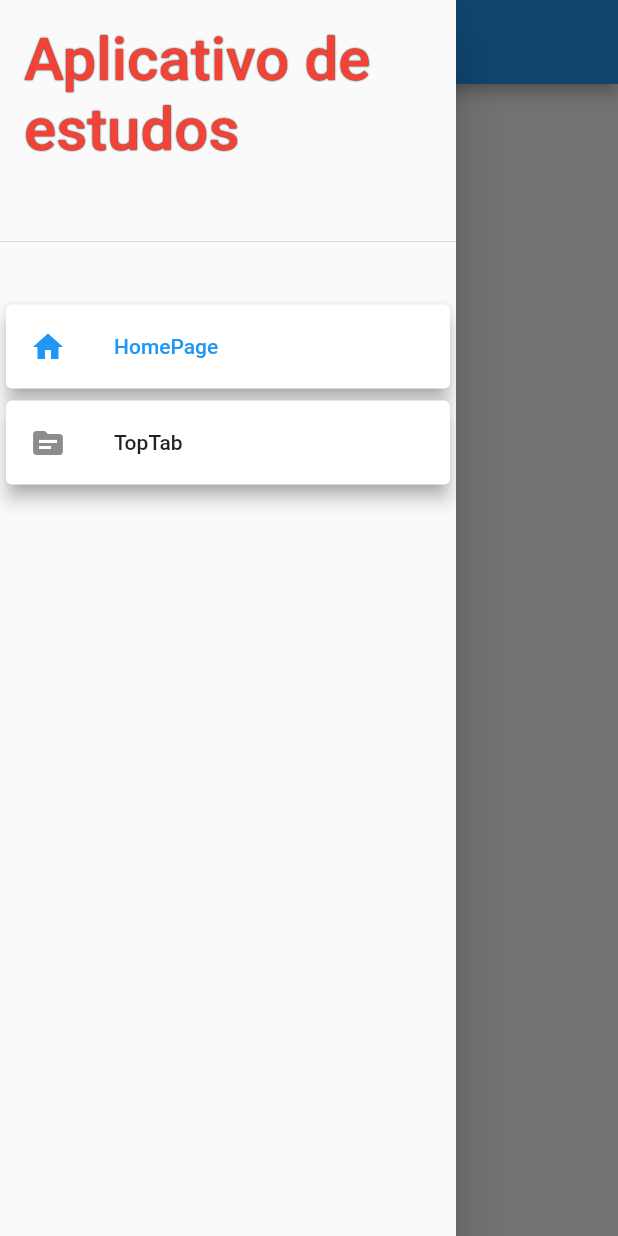
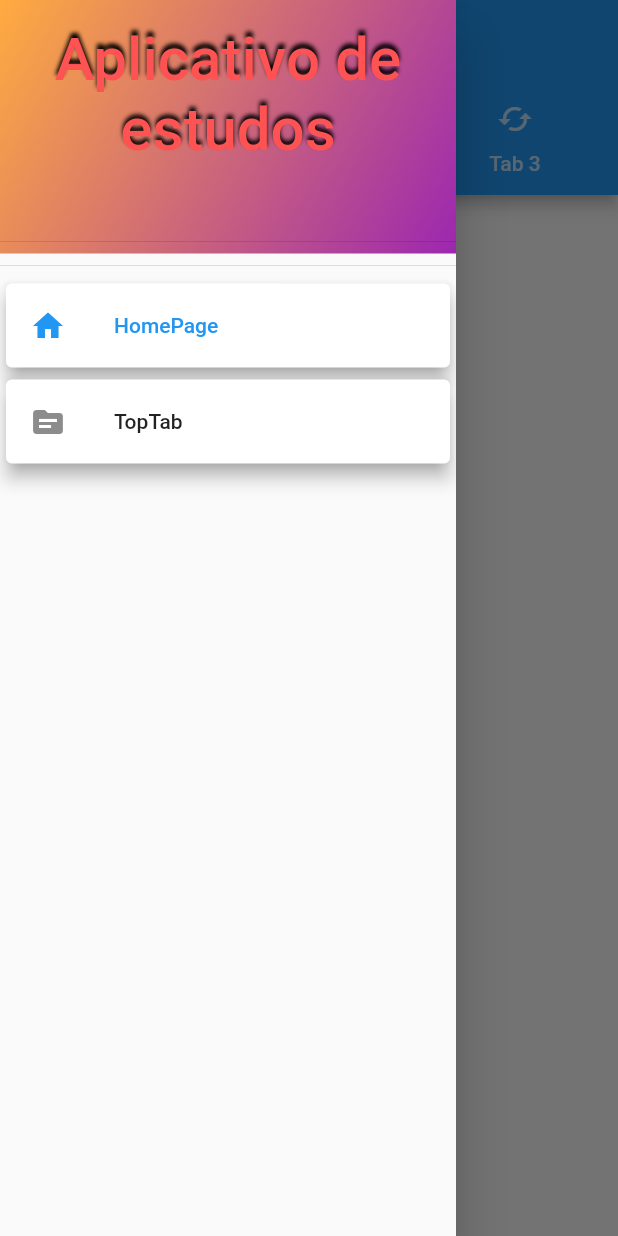
Before and after one commit to matheusEduardoTavares/revisaoConteudosFlutter, a Flutter app: the TopTabPage screen opened directly, with the side drawer open, on a phone screen of 412 x 824 dp. Run offline on Flutter 3.47's test engine with Material 2 defaults, Android fonts, the light colour scheme and no system bars.

Commit message:
Melhorado visual da Drawer e adicionado pagina com TabBar

```diff
--- a/lib/pages/top_tab_page/top_tab_page.dart
+++ b/lib/pages/top_tab_page/top_tab_page.dart
@@ -4,15 +4,44 @@ import 'package:projetocompleto2/widgets/custom_drawer/custom_drawer.dart';
 class TopTabPage extends StatelessWidget {
   @override
   Widget build(BuildContext context) {
-    return Scaffold(
-      appBar: AppBar(
-        title: Text('TopTab'),
-        centerTitle: true,
+    return DefaultTabController(
+      length: 3,
+      child: Scaffold(
+        appBar: AppBar(
+          title: Text('TopTab'),
+          centerTitle: true,
+          bottom: TabBar(
+            tabs: [
+              Tab(
+                child: Text('Tab 1'),
+                icon: Icon(Icons.fire_extinguisher),
+              ),
+              Tab(
+                child: Text('Tab 2'),
+                icon: Icon(Icons.ondemand_video),
+              ),
+              Tab(
+                child: Text('Tab 3'),
+                icon: Icon(Icons.cached),
+              ),
+            ],
+          ),
+        ),
+        drawer: CustomDrawer(),
+        body: TabBarView(
+          children: [
+            Center(
+              child: Text('Aba 1'),
+            ),
+            Center(
+              child: Text('Aba 2'),
+            ),
+            Center(
+              child: Text('Aba 3'),
+            ),
+          ],
+        ),
       ),
-      drawer: CustomDrawer(),
-      body: Center(
-        child: Text('teste')
-      )
     );
   }
 }
--- a/lib/widgets/custom_drawer/custom_drawer.dart
+++ b/lib/widgets/custom_drawer/custom_drawer.dart
@@ -11,24 +11,39 @@ class CustomDrawer extends StatelessWidget {
     return Drawer(
       child: Column(
         children: [
-          DrawerHeader(
+          Container(
+            decoration: BoxDecoration(
+              gradient: LinearGradient(
+                colors: [
+                  Colors.orangeAccent,
+                  Colors.purple,
+                ],
+                begin: Alignment.topLeft,
+                end: Alignment.bottomRight,
+              ),
+            ),
+            child: DrawerHeader(
               child: Text(
                 'Aplicativo de estudos',
+                textAlign: TextAlign.center,
                 style: TextStyle(
                   fontSize: 40,
-                color: Colors.red,
+                  color: Colors.redAccent,
                   shadows: [
                     Shadow(
-                    blurRadius: 0.8,
+                      blurRadius: 3.0,
+                      offset: Offset(0, -3),
                       color: Colors.black,
                     ),
                   ],
                 ),
               ),
             ),
-          const SizedBox(height: 30),
+          ),
+          const Divider(),
           Expanded(
             child: ListView.builder(
+              padding: EdgeInsets.zero,
               itemCount: pagesItems.length,
               itemBuilder: (ctx, index) => Card(
                 elevation: 5.0,
```
Lines whose indentation alone changed are shown as unchanged.
